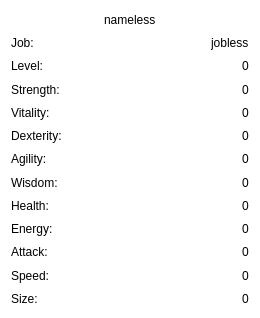
Qt form forms/characterinfodialog.ui (SamuelPossamai/SimpleGameOfMine) before a commit.
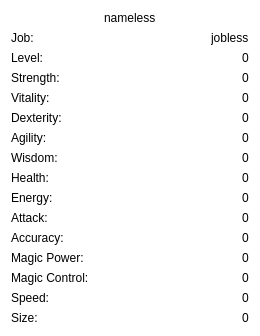
The same form after that commit.

Diff of the .ui file:
```diff
--- a/forms/characterinfodialog.ui
+++ b/forms/characterinfodialog.ui
@@ -97,7 +97,7 @@
      </property>
     </widget>
    </item>
-   <item row="12" column="0">
+   <item row="15" column="0">
     <widget class="QLabel" name="label_5">
      <property name="text">
       <string>Speed:</string>
@@ -118,7 +118,7 @@
      </property>
     </widget>
    </item>
-   <item row="12" column="1" alignment="Qt::AlignRight">
+   <item row="15" column="1" alignment="Qt::AlignRight">
     <widget class="QLabel" name="speedLabel">
      <property name="text">
       <string>0</string>
@@ -160,14 +160,14 @@
      </property>
     </widget>
    </item>
-   <item row="13" column="0">
+   <item row="16" column="0">
     <widget class="QLabel" name="label_13">
      <property name="text">
       <string>Size:</string>
      </property>
     </widget>
    </item>
-   <item row="13" column="1" alignment="Qt::AlignRight">
+   <item row="16" column="1" alignment="Qt::AlignRight">
     <widget class="QLabel" name="sizeLabel">
      <property name="text">
       <string>0</string>
@@ -195,6 +195,48 @@
      </property>
     </widget>
    </item>
+   <item row="12" column="0">
+    <widget class="QLabel" name="label_12">
+     <property name="text">
+      <string>Accuracy:</string>
+     </property>
+    </widget>
+   </item>
+   <item row="13" column="0">
+    <widget class="QLabel" name="label_14">
+     <property name="text">
+      <string>Magic Power:</string>
+     </property>
+    </widget>
+   </item>
+   <item row="14" column="0">
+    <widget class="QLabel" name="label_15">
+     <property name="text">
+      <string>Magic Control:</string>
+     </property>
+    </widget>
+   </item>
+   <item row="12" column="1" alignment="Qt::AlignRight">
+    <widget class="QLabel" name="accuracyLabel">
+     <property name="text">
+      <string>0</string>
+     </property>
+    </widget>
+   </item>
+   <item row="13" column="1" alignment="Qt::AlignRight">
+    <widget class="QLabel" name="magicPowerLabel">
+     <property name="text">
+      <string>0</string>
+     </property>
+    </widget>
+   </item>
+   <item row="14" column="1" alignment="Qt::AlignRight">
+    <widget class="QLabel" name="magicControlLabel">
+     <property name="text">
+      <string>0</string>
+     </property>
+    </widget>
+   </item>
   </layout>
  </widget>
  <resources/>
```
